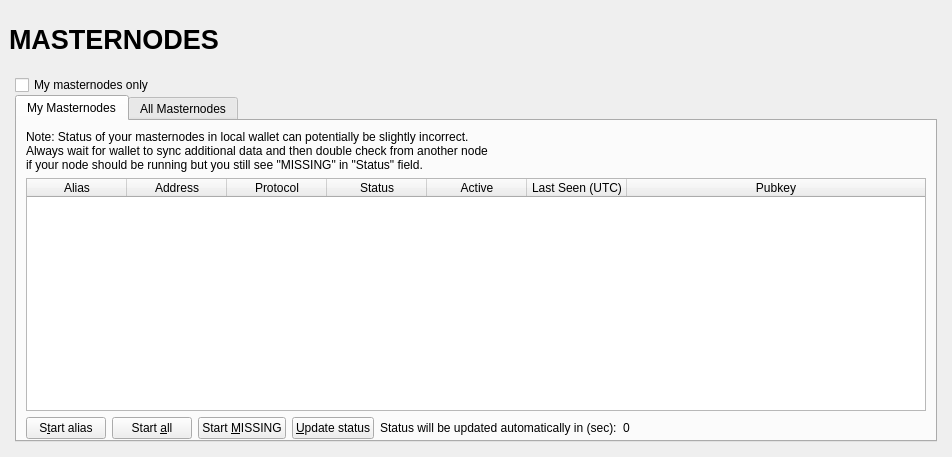
This is src/qt/forms/masternodelist.ui in MotoAcidic/abet as Qt 5 draws it before an edit. The edited form follows.
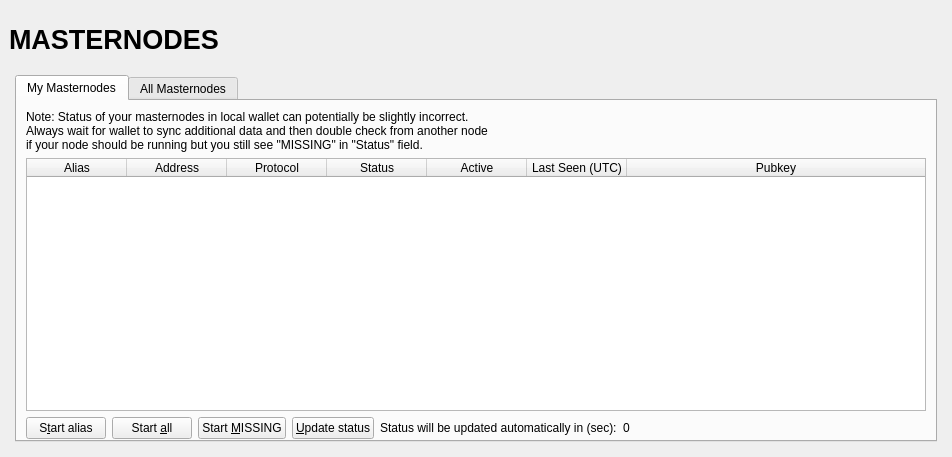
This is the edited form.

Commit message:
Revert "Test my MN list"
This reverts commit 2e128502f31600dbdb831e778eca1aa6851af39a.

Diff of the .ui file:
```diff
--- a/src/qt/forms/masternodelist.ui
+++ b/src/qt/forms/masternodelist.ui
@@ -116,20 +116,7 @@
            <property name="margin">
             <number>0</number>
            </property>
-
-            <item>
-              <widget class="QCheckBox" name="checkBoxMyMasternodesOnly">
-                <property name="toolTip">
-                  <string>Show only masternodes this wallet has keys for.</string>
-                </property>
-                <property name="text">
-                  <string>My masternodes only</string>
-                </property>
-              </widget>
-            </item>
-
-
-            <item>
+           <item>
             <layout class="QGridLayout" name="gridLayout_2">
              <property name="spacing">
               <number>2</number>
```
The commit also changes 1 other file.
